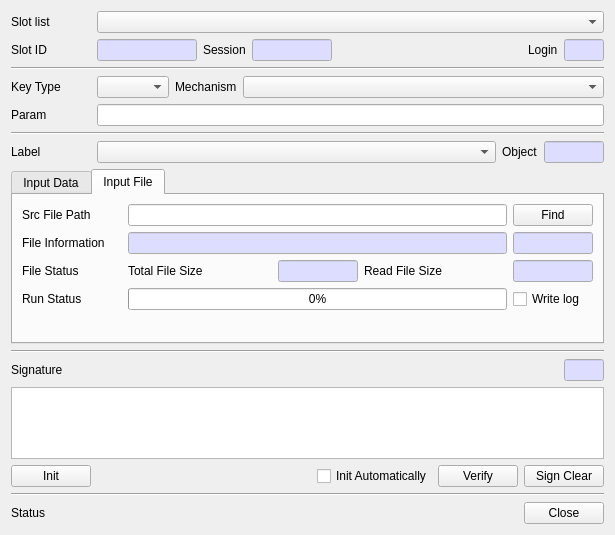
Old version of the form CryptokiMan/verify_dlg.ui in the repository jykim74/CryptokiMan.
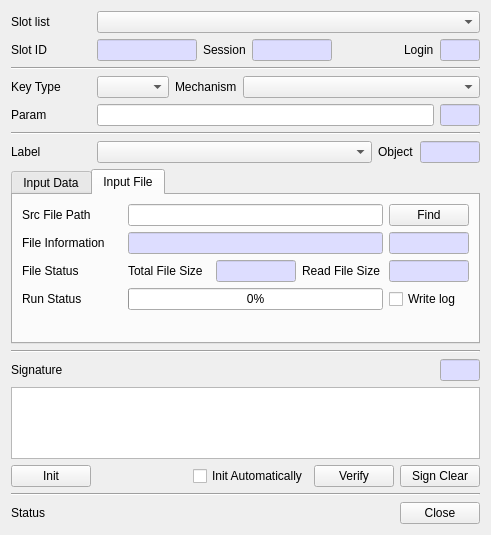
New version of the form.

Diff of the .ui file:
```diff
--- a/CryptokiMan/verify_dlg.ui
+++ b/CryptokiMan/verify_dlg.ui
@@ -6,7 +6,7 @@
    <rect>
     <x>0</x>
     <y>0</y>
-    <width>615</width>
+    <width>491</width>
     <height>535</height>
    </rect>
   </property>
@@ -299,25 +299,6 @@
      <property name="topMargin">
       <number>0</number>
      </property>
-     <item row="0" column="0">
-      <widget class="QLabel" name="label_8">
-       <property name="minimumSize">
-        <size>
-         <width>80</width>
-         <height>0</height>
-        </size>
-       </property>
-       <property name="maximumSize">
-        <size>
-         <width>80</width>
-         <height>16777215</height>
-        </size>
-       </property>
-       <property name="text">
-        <string>Param</string>
-       </property>
-      </widget>
-     </item>
      <item row="0" column="1">
       <widget class="QLineEdit" name="mParamText">
        <property name="maximumSize">
@@ -328,6 +309,81 @@
        </property>
       </widget>
      </item>
+     <item row="0" column="0">
+      <widget class="QLabel" name="label_8">
+       <property name="minimumSize">
+        <size>
+         <width>80</width>
+         <height>0</height>
+        </size>
+       </property>
+       <property name="maximumSize">
+        <size>
+         <width>80</width>
+         <height>16777215</height>
+        </size>
+       </property>
+       <property name="text">
+        <string>Param</string>
+       </property>
+      </widget>
+     </item>
+     <item row="0" column="2">
+      <widget class="QLineEdit" name="mParamLenText">
+       <property name="minimumSize">
+        <size>
+         <width>40</width>
+         <height>0</height>
+        </size>
+       </property>
+       <property name="maximumSize">
+        <size>
+         <width>40</width>
+         <height>16777215</height>
+        </size>
+       </property>
+       <property name="palette">
+        <palette>
+         <active>
+          <colorrole role="Base">
+           <brush brushstyle="SolidPattern">
+            <color alpha="255">
+             <red>221</red>
+             <green>221</green>
+             <blue>255</blue>
+            </color>
+           </brush>
+          </colorrole>
+         </active>
+         <inactive>
+          <colorrole role="Base">
+           <brush brushstyle="SolidPattern">
+            <color alpha="255">
+             <red>221</red>
+             <green>221</green>
+             <blue>255</blue>
+            </color>
+           </brush>
+          </colorrole>
+         </inactive>
+         <disabled>
+          <colorrole role="Base">
+           <brush brushstyle="SolidPattern">
+            <color alpha="255">
+             <red>240</red>
+             <green>240</green>
+             <blue>240</blue>
+            </color>
+           </brush>
+          </colorrole>
+         </disabled>
+        </palette>
+       </property>
+       <property name="readOnly">
+        <bool>true</bool>
+       </property>
+      </widget>
+     </item>
     </layout>
    </item>
    <item>
```
